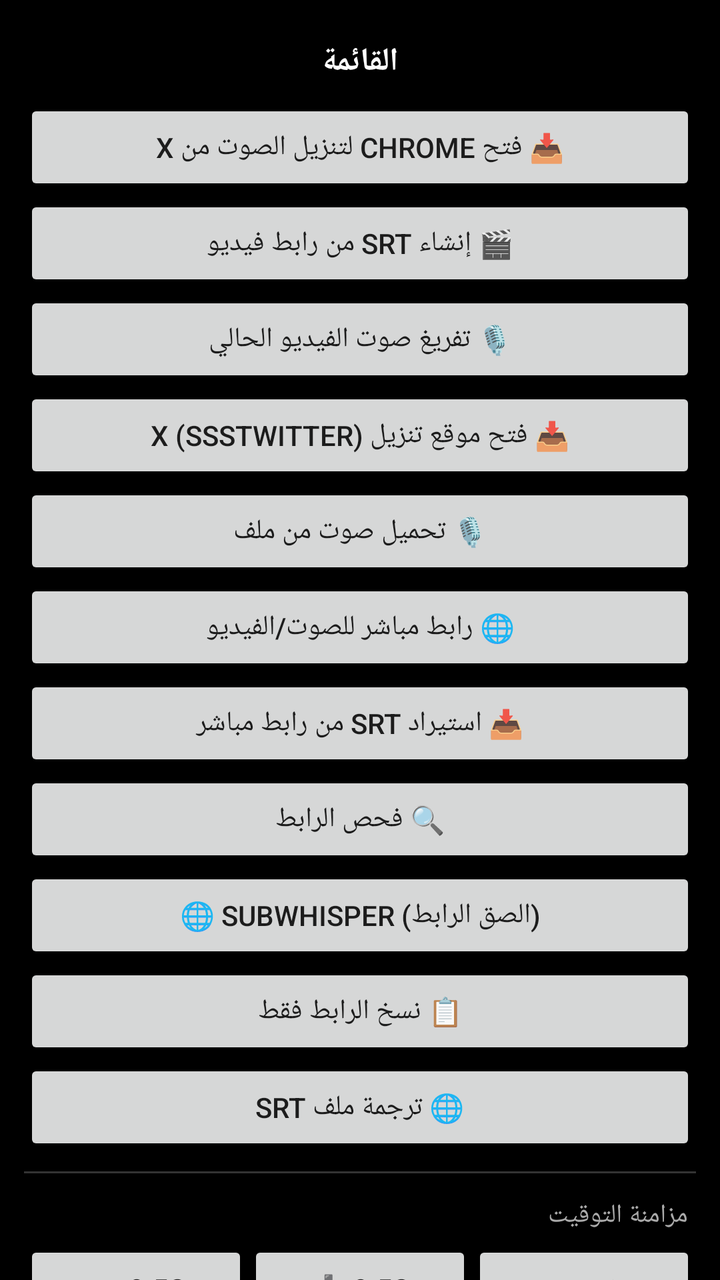
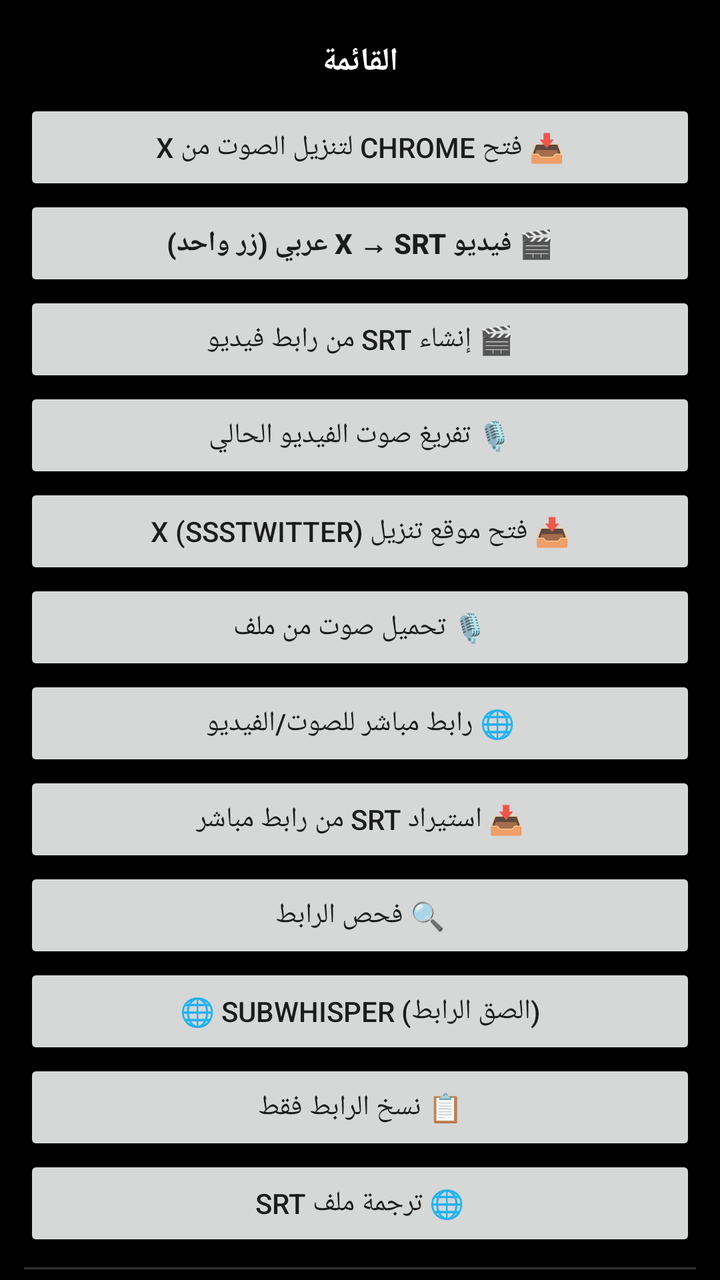

Two renders of the same Android screen: before a commit and after it. Below are the layout's source before the change and the commit's diff.
<!-- AndroidManifest.xml: application theme Theme.SariSubtitle -->
<!-- res/layout/bottom_sheet_menu.xml -->
<?xml version="1.0" encoding="utf-8"?>
<ScrollView xmlns:android="http://schemas.android.com/apk/res/android"
    android:layout_width="match_parent"
    android:layout_height="wrap_content">

    <LinearLayout
        android:layout_width="match_parent"
        android:layout_height="wrap_content"
        android:orientation="vertical"
        android:padding="12dp">

        <TextView
            android:layout_width="match_parent"
            android:layout_height="wrap_content"
            android:text="القائمة"
            android:textSize="16sp"
            android:textStyle="bold"
            android:textColor="@android:color/white"
            android:gravity="center"
            android:padding="8dp" />

        <Button
            android:id="@+id/bsOpenChromeDownloaderButton"
            android:layout_width="match_parent"
            android:layout_height="wrap_content"
            android:text="📥 فتح Chrome لتنزيل الصوت من X" />

        <Button
            android:id="@+id/bsGenerateSrtButton"
            android:layout_width="match_parent"
            android:layout_height="wrap_content"
            android:text="🎬 إنشاء SRT من رابط فيديو" />

        <Button
            android:id="@+id/bsTranscribeXButton"
            android:layout_width="match_parent"
            android:layout_height="wrap_content"
            android:text="🎙️ تفريغ صوت الفيديو الحالي" />

        <Button
            android:id="@+id/bsOpenDownloaderButton"
            android:layout_width="match_parent"
            android:layout_height="wrap_content"
            android:text="📥 فتح موقع تنزيل X (ssstwitter)" />

        <Button
            android:id="@+id/bsTranscribeAudioButton"
            android:layout_width="match_parent"
            android:layout_height="wrap_content"
            android:text="🎙️ تحميل صوت من ملف" />

        <Button
            android:id="@+id/bsDirectMediaButton"
            android:layout_width="match_parent"
            android:layout_height="wrap_content"
            android:text="🌐 رابط مباشر للصوت/الفيديو" />

        <Button
            android:id="@+id/bsImportSrtButton"
            android:layout_width="match_parent"
            android:layout_height="wrap_content"
            android:text="📥 استيراد SRT من رابط مباشر" />

        <Button
            android:id="@+id/bsAnalyzeLinkButton"
            android:layout_width="match_parent"
            android:layout_height="wrap_content"
            android:text="🔍 فحص الرابط" />

        <Button
            android:id="@+id/bsPasteSubWhisperButton"
            android:layout_width="match_parent"
            android:layout_height="wrap_content"
            android:text="🌐 SubWhisper (الصق الرابط)" />

        <Button
            android:id="@+id/bsCopyLinkButton"
            android:layout_width="match_parent"
            android:layout_height="wrap_content"
            android:text="📋 نسخ الرابط فقط" />

        <Button
            android:id="@+id/bsTranslateSrtButton"
            android:layout_width="match_parent"
            android:layout_height="wrap_content"
            android:text="🌐 ترجمة ملف SRT" />

        <View
            android:layout_width="match_parent"
            android:layout_height="1dp"
            android:background="#333333"
            android:layout_marginTop="8dp"
            android:layout_marginBottom="8dp" />

        <TextView
            android:layout_width="match_parent"
            android:layout_height="wrap_content"
            android:text="مزامنة التوقيت"
            android:textSize="13sp"
            android:textColor="#AAAAAA"
            android:padding="4dp" />

        <LinearLayout
            android:layout_width="match_parent"
            android:layout_height="wrap_content"
            android:orientation="horizontal">

            <Button
                android:id="@+id/bsOffsetMinus"
                android:layout_width="0dp"
                android:layout_height="wrap_content"
                android:layout_weight="1"
                android:text="➖ 0.5s" />

            <Button
                android:id="@+id/bsOffsetPlus"
                android:layout_width="0dp"
                android:layout_height="wrap_content"
                android:layout_weight="1"
                android:text="➕ 0.5s" />

            <Button
                android:id="@+id/bsOffsetReset"
                android:layout_width="0dp"
                android:layout_height="wrap_content"
                android:layout_weight="1"
                android:text="تصفير" />

        </LinearLayout>

    </LinearLayout>
</ScrollView>
<!-- resources referenced by this layout -->
<resources>
  <style name="Theme.SariSubtitle" parent="Theme.AppCompat.DayNight.NoActionBar">
          <item name="android:windowBackground">@android:color/black</item>
          <item name="android:statusBarColor">@android:color/black</item>
          <item name="android:navigationBarColor">@android:color/black</item>
      </style>
</resources>

<!-- the commit's change to res/layout/bottom_sheet_menu.xml (unified diff, before → after) -->
@@ -24,6 +24,13 @@
             android:layout_width="match_parent"
             android:layout_height="wrap_content"
             android:text="📥 فتح Chrome لتنزيل الصوت من X" />
+
+        <Button
+            android:id="@+id/bsOneTapArabicButton"
+            android:layout_width="match_parent"
+            android:layout_height="wrap_content"
+            android:text="🎬 فيديو X → SRT عربي (زر واحد)"
+            android:textStyle="bold" />
 
         <Button
             android:id="@+id/bsGenerateSrtButton"
